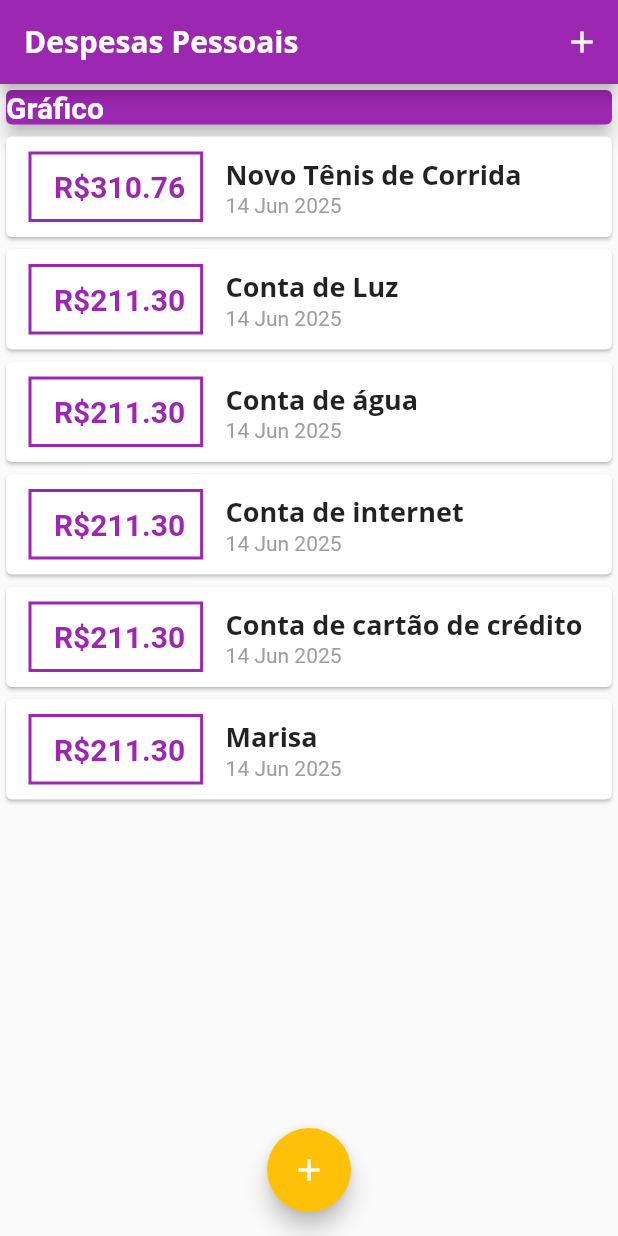
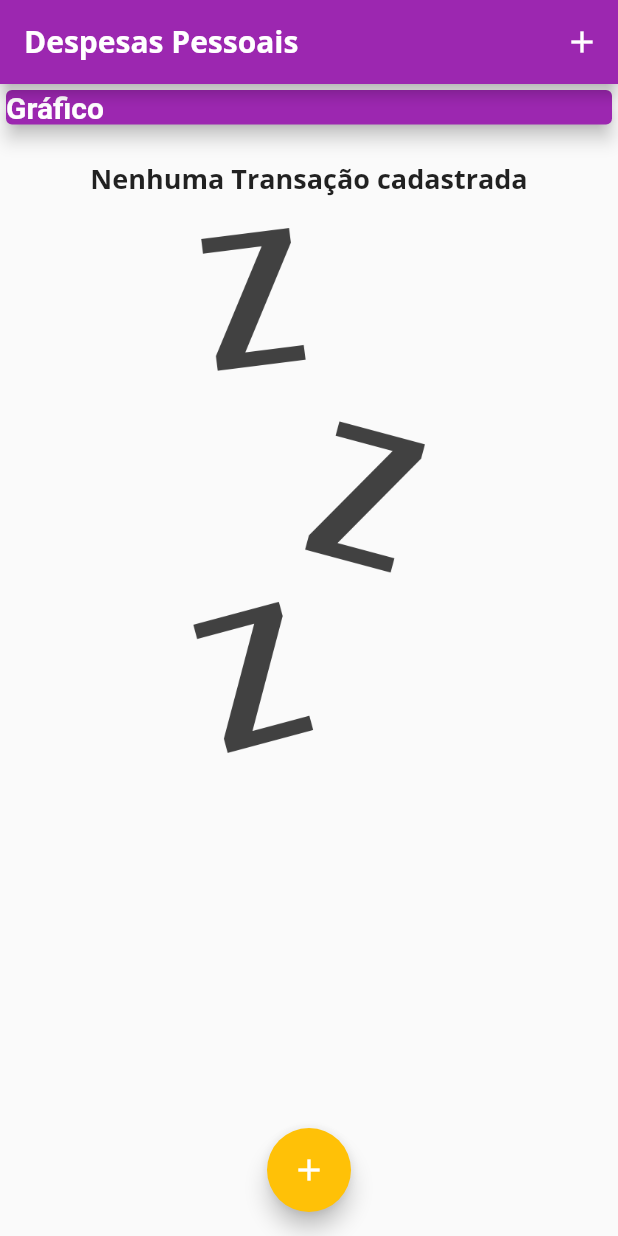
Before and after one commit to gregoriando/flutter_expenses, a Flutter app: the screen it shows after launch, on a phone screen of 412 x 824 dp. Run offline on Flutter 3.47's test engine with Material 3 defaults, Android fonts, the light colour scheme and no system bars.

Commit message:
feat "InserçÃo de imagem e fonts"

```diff
--- a/lib/components/transaction_list.dart
+++ b/lib/components/transaction_list.dart
@@ -11,7 +11,25 @@ class TransactionList extends StatelessWidget {
   Widget build(BuildContext context) {
     return Container(
       height: 450,
-      child: ListView.builder(
+      child: transactions.isEmpty
+          ? Column(
+              children: [
+                SizedBox(height: 20),
+                Text(
+                  'Nenhuma Transação cadastrada',
+                  style: Theme.of(context).textTheme.titleLarge,
+                ),
+                SizedBox(height: 20),
+                Container(
+                  height: 350,
+                  child: Image.asset(
+                    'assets/images/waiting.png',
+                    fit: BoxFit.cover,
+                  ),
+                ),
+              ],
+            )
+          : ListView.builder(
               itemCount: transactions.length,
               itemBuilder: (ctx, index) {
                 final tr = transactions[index];
@@ -19,7 +37,10 @@ class TransactionList extends StatelessWidget {
                   child: Row(
                     children: [
                       Container(
-                  margin: EdgeInsets.symmetric(horizontal: 15, vertical: 10),
+                        margin: EdgeInsets.symmetric(
+                          horizontal: 15,
+                          vertical: 10,
+                        ),
                         decoration: BoxDecoration(
                           border: Border.all(
                             color: Theme.of(context).colorScheme.primary,
--- a/lib/main.dart
+++ b/lib/main.dart
@@ -54,51 +54,51 @@ class MyHomePage extends StatefulWidget {
 
 class _MyHomePageState extends State<MyHomePage> {
   final List<Transaction> _transactions = [
-    Transaction(
-      id: 't1',
-      title: 'Novo Tênis de Corrida',
-      value: 310.76,
-      date: DateTime.now(),
-    ),
-    Transaction(
-      id: 't2',
-      title: 'Conta de Luz',
-      value: 211.30,
-      date: DateTime.now(),
-    ),
-    Transaction(
-      id: 't3',
-      title: 'Conta de água',
-      value: 211.30,
-      date: DateTime.now(),
-    ),
-    Transaction(
-      id: 't4',
-      title: 'Conta de internet',
-      value: 211.30,
-      date: DateTime.now(),
-    ),
-    Transaction(
-      id: 't5',
-      title: 'Conta de cartão de crédito',
-      value: 211.30,
-      date: DateTime.now(),
-    ),
-    Transaction(id: 't6', title: 'Marisa', value: 211.30, date: DateTime.now()),
-    Transaction(
-      id: 't7',
-      title: 'Riachuelo',
-      value: 211.30,
-      date: DateTime.now(),
-    ),
-    Transaction(id: 't8', title: 'Renner', value: 211.30, date: DateTime.now()),
-    Transaction(id: 't9', title: 'Iptu', value: 211.30, date: DateTime.now()),
-    Transaction(
-      id: 't10',
-      title: 'Conta de gas',
-      value: 211.30,
-      date: DateTime.now(),
-    ),
+    // Transaction(
+    //   id: 't1',
+    //   title: 'Novo Tênis de Corrida',
+    //   value: 310.76,
+    //   date: DateTime.now(),
+    // ),
+    // Transaction(
+    //   id: 't2',
+    //   title: 'Conta de Luz',
+    //   value: 211.30,
+    //   date: DateTime.now(),
+    // ),
+    // Transaction(
+    //   id: 't3',
+    //   title: 'Conta de água',
+    //   value: 211.30,
+    //   date: DateTime.now(),
+    // ),
+    // Transaction(
+    //   id: 't4',
+    //   title: 'Conta de internet',
+    //   value: 211.30,
+    //   date: DateTime.now(),
+    // ),
+    // Transaction(
+    //   id: 't5',
+    //   title: 'Conta de cartão de crédito',
+    //   value: 211.30,
+    //   date: DateTime.now(),
+    // ),
+    // Transaction(id: 't6', title: 'Marisa', value: 211.30, date: DateTime.now()),
+    // Transaction(
+    //   id: 't7',
+    //   title: 'Riachuelo',
+    //   value: 211.30,
+    //   date: DateTime.now(),
+    // ),
+    // Transaction(id: 't8', title: 'Renner', value: 211.30, date: DateTime.now()),
+    // Transaction(id: 't9', title: 'Iptu', value: 211.30, date: DateTime.now()),
+    // Transaction(
+    //   id: 't10',
+    //   title: 'Conta de gas',
+    //   value: 211.30,
+    //   date: DateTime.now(),
+    // ),
   ];
 
   void _addTransaction(String title, double value) {
--- a/pubspec.yaml
+++ b/pubspec.yaml
@@ -58,8 +58,8 @@ flutter:
   uses-material-design: true
 
   # To add assets to your application, add an assets section, like this:
-  # assets:
-  #   - images/a_dot_burr.jpeg
+  assets:
+    - assets/images/waiting.png
   #   - images/a_dot_ham.jpeg
 
   # An image asset can refer to one or more resolution-specific "variants", see
```
Also changed, not shown: assets/images/waiting.png (added). Lines whose indentation alone changed are shown as unchanged.
